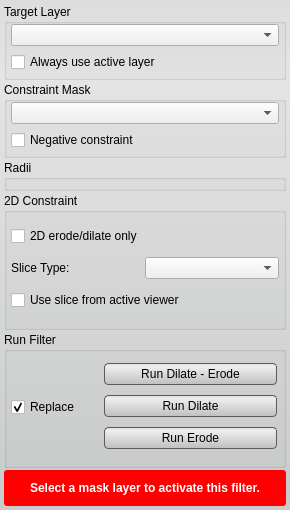
Qt form src/Interface/ToolInterface/BinaryDilateErodeFilterInterface.ui (jessdtate/Seg3D) before a commit.
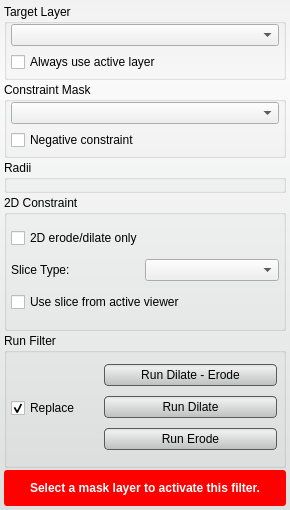
The same form after that commit. Custom widgets are drawn as their Qt base class.

```diff
--- a/src/Interface/ToolInterface/BinaryDilateErodeFilterInterface.ui
+++ b/src/Interface/ToolInterface/BinaryDilateErodeFilterInterface.ui
@@ -22,7 +22,7 @@
   <property name="styleSheet">
    <string notr="true">QWidget#BinaryDilateErodeFilterInterface{
 	border-radius: 3px;
-	background-color: qlineargradient(spread:pad, x1:0.5, y1:0, x2:0.5, y2:0.960227, stop:0 rgba(221, 221, 221, 255), stop:0.155779 rgba(228, 228, 228, 255), stop:1 rgba(202, 204, 204, 255));      
+	background-color: qlineargradient(spread:pad, x1:0.5, y1:0, x2:0.5, y2:0.960227, stop:0 rgba(241, 241, 241, 255), stop:0.155779 rgba(250, 250, 250, 255), stop:1 rgba(222, 224, 224, 255));      
 }
 
 
@@ -221,7 +221,7 @@
      </property>
      <layout class="QVBoxLayout" name="verticalLayout_5">
       <property name="spacing">
-       <number>0</number>
+       <number>4</number>
       </property>
       <property name="leftMargin">
        <number>4</number>
```
